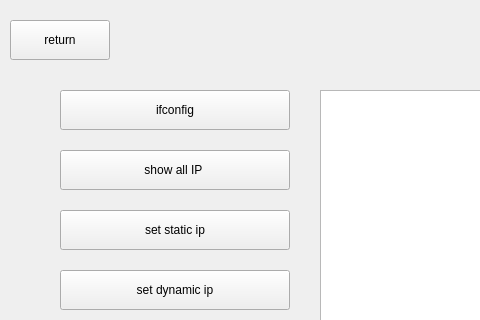
The window that qt/t507/ipset.ui (jizizihe/baijie_demo) describes before a commit, drawn with Qt 5; both pictures show x 0 to 480 and y 0 to 320 of the 1024 by 600 pixel window.
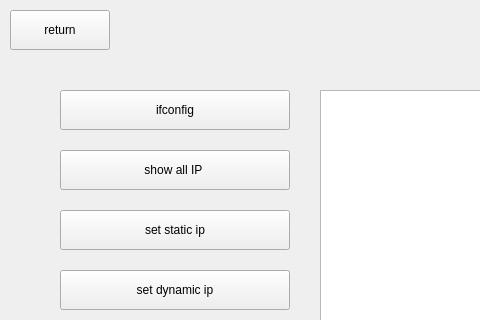
The same window after the commit.

Diff of the .ui file:
```diff
--- a/qt/t507/ipset.ui
+++ b/qt/t507/ipset.ui
@@ -74,7 +74,7 @@
    <property name="geometry">
     <rect>
      <x>10</x>
-     <y>20</y>
+     <y>10</y>
      <width>100</width>
      <height>40</height>
     </rect>
```
